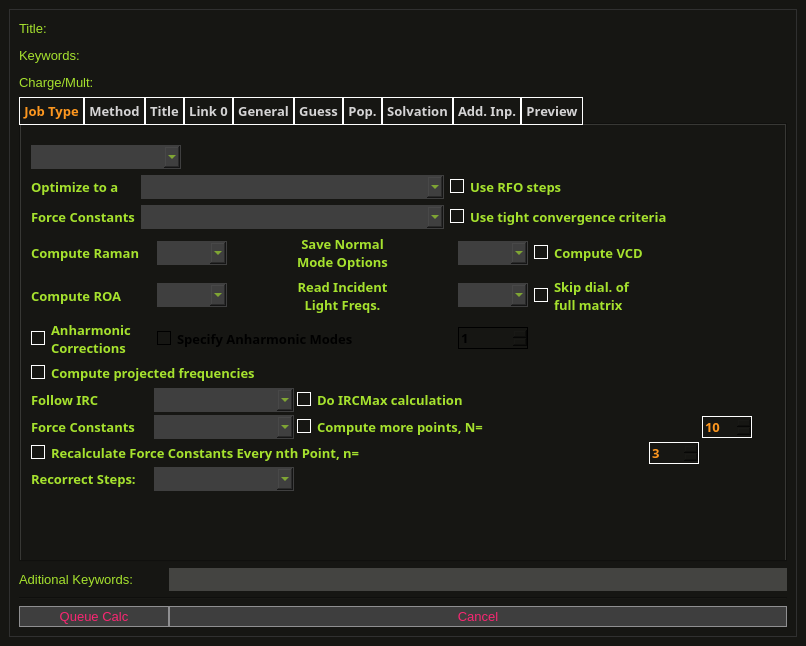
The window that Views/uiCalculationsWindow.ui (samuelvp360/SVP360CalculationController) describes before a commit, drawn with Qt 5.
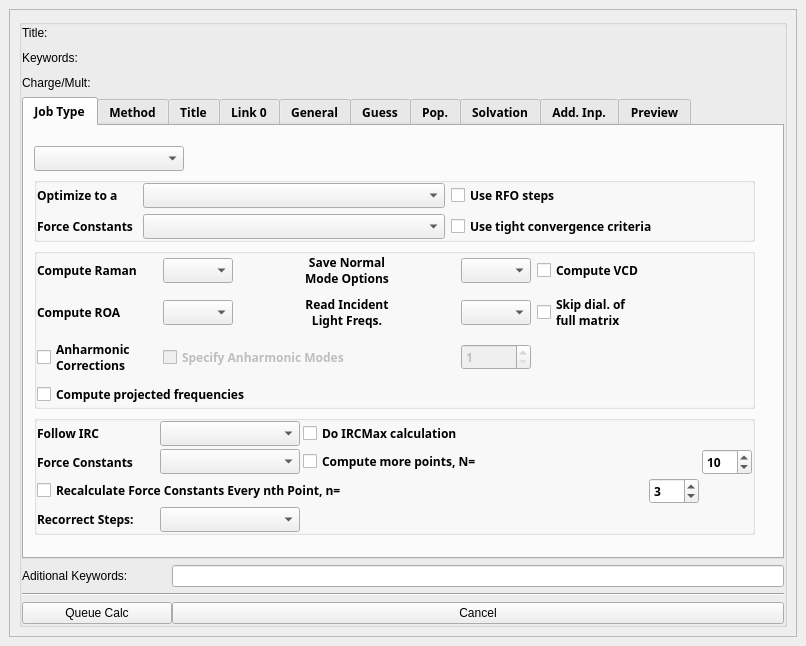
The same window after the commit.

Diff of the .ui file:
```diff
--- a/Views/uiCalculationsWindow.ui
+++ b/Views/uiCalculationsWindow.ui
@@ -22,263 +22,6 @@
   <property name="windowTitle">
    <string>Calculation Setup</string>
   </property>
-  <property name="styleSheet">
-   <string notr="true">/*QWidget */
-QWidget {
-	background-color: #161613;
-	font-family: &quot;Cascadia Code PL&quot;;
-	font-size: 13px;
-}
-
-/*QMenu*/
-QMenu {
-	color: #ffffff;
-	margin: 2px;
-}
-QMenu::item {
-	background-color: #3e3e3e;
-}
-QMenu::item:selected {
-	background-color: rgba(255, 255, 255, 100);
-}
-QMenu::separator {
-	background-color: #ffffff;
-	height: 1px;
-	margin-left: 10px;
-	margin-right: 5px;
-}
-
-/*QMenuBar*/
-QMenuBar {
-	color: #ffffff;
-	spacing: 3px; /* spacing between menu bar items */
-	padding: 3px;
-}
-QMenuBar::item {
-	padding: 1px 4px;
-	background-color: #3e3e3e;
-}
-QMenuBar::item:hover {
-	background: rgba(255, 255, 255, 50);
-} 
-
-/*QToolBar*/
-QToolBar {
-	spacing: 3px;
-}
-
-/*QToolButton*/
-QToolButton {
-	color: #ffffff;
-	padding: 6px;
-}
-QToolButton:hover {
-	color: rgba(255, 255, 255, 50);
-}
-QToolButton:disabled {
-	background-color: #d5d4d5;
-	color: #ffffff;
-}
-
-/*QTabWidget*/
-QTabBar:tab{
-	color: #d5d4d5;
-	border: 1px solid #ffffff;
-	padding: 4px;
-}
-QTabBar:tab::selected {
-	color: #FD971F;
-}
-
-/*QScrollArea */
-QScrollArea {
-	background-color: #3e3e3e
-}
-
-/*QLabel */
-QLabel {
-	color: #A6E22E;
-}
-
-/*QCheckBox*/
-QCheckBox {
-	color: #A6E22E;
-}
-QCheckBox::indicator {
-	border: 1px solid #ffffff;
-}
-QCheckBox::indicator:checked {
-	background: #FD971F;
-}
-QCheckBox::indicator:disabled {
-	border: 1px solid #000000;
-}
-QCheckBox::disabled {
-	color: #000000;
-}
-
- /*QGroupBox */
-QGroupBox {
-	border: none;
-	margin-top: 2.5ex; /* leave space at the top for the title */
-}
-QGroupBox::title {
-	subcontrol-origin: margin;
-	subcontrol-position: top center; /* position at the top center */
-	color: #8f8f91;
- }
-
-/*QPushButton*/
-QPushButton {
-	background-color: #3e3e3e;
-	color: #F92672;
-	border: 1px solid #8f8f91;
-	padding: 2px;
-}
-QPushButton:hover {
-	background-color: #E6DB74;
-	color: #F92672;
-}
-QPushButton:disabled {
-	background-color: #d5d4d5;
-	color: #ffffff;
-}
-
-/*QSpinBox*/
-QSpinBox {
-	border: 1px solid #ffffff;
-	color: #FD971F;
-}
-QSpinBox:disabled {
-	border: 1px solid #000000;
-	color: #000000;
-}
-QDoubleSpinBox {
-	border: 1px solid #ffffff;
-	color: #FD971F;
-}
-QDoubleSpinBox:disabled {
-	border: 1px solid #000000;
-	color: #000000;
-}
-
-/*QPlainTextEdit*/
-QPlainTextEdit {
-	color: #FD971F;
-	border: 1px solid #ffffff;
-}
-QPlainTextEdit:disabled {
-	color: #000000;
-	border: 1px solid #000000;
-}
-
-/*QComboBox*/
-QComboBox {
-	border: 1px solid #3f3f3f;
-	padding: 1px 18px 1px 3px;
-	color: #A6E22E;
-	background-color: #3f3f3f;
-}
-QComboBox:on { /* shift the text when the popup opens */
-	color: #F92672;
-	padding-top: 3px;
-	padding-left: 4px;
-	background-color: rgba(255, 255, 255, 50);
-}
-QComboBox:off { /* shift the text when the popup opens */
-	color: #A6E22E;
-	padding-top: 3px;
-	padding-left: 4px;
-	background-color: rgba(255, 255, 255, 50);
-}
-
-
-QComboBox QAbstractItemView {
-	border: 1px solid #3e3e3e;
-	background-color: #3e3e3e;
-	selection-background-color: rgba(255, 255, 255, 100);
-}
-QComboBox:off::disabled {
-    color: #000000;
-}
-
- /*QListView */
-QListView, QTableView {
-	color: #66D9EF;
-	background-color: rgba(45, 42, 46, 200);
-	alternate-background-color: #2d3336;
-	show-decoration-selected: 1; /* make the selection span the entire width of the view */
-}
-QListView::item:alternate, QTableView::item:alternate {
-	background-color: rgba(255, 255, 255, 30);
-}
-
-QListView::item:selected, QTableView::item:selected {
-	background: rgba(255, 255, 255, 50);
-}
-QListView::item:selected:!active, QTableView::item:selected:!active {
-	color: #fd971f;
-}
-QListView::item:selected:active, QTableView::item:selected:active {
-	color: #f92672;
-}
-QListView::item:hover, QTableView::item:hover {
-      background: rgba(255, 255, 255, 30);
-}
-
- /*QLineEdit */
-QLineEdit {
-	background-color: rgba(255, 255, 255, 50);
-	border-radius: 0px;
-	padding: 3px;
-	color: #ffffff;
-}
-QLineEdit::focus {
-	border: 1px solid #8f8f91;
-}
-
-/*QScrollBar*/
-QScrollBar {
-	background: rgba(0, 0, 0, 0);
-	height: 10px;
-}
-QScrollBar::handle:active {
-	background: rgba(255, 255, 255, 50);
-}
-QScrollBar::handle:!active {
-	background: rgba(0, 0, 0, 0);
-}
-QScrollBar::handle:pressed {
-	background: rgba(255, 255, 255, 80);
-}
-QScrollBar::right-arrow, QScrollBar::left-arrow {
-      border: none;
-      background: none;
-      color: none;
-}
-QScrollBar::add-line {
-      border: none;
-      background: none;
-}
-QScrollBar::sub-line {
-      border: none;
-      background: none;
-}
-
-/*QStatusBar*/
-QStatusBar {
-	color: #8f8f91;
-	border-top: #8f8f91;
-}
-
-/*QToolTip*/
-QToolTip {
-	background-color: #000000;
-	color: #ffffff;
-	border: 1px solid #ffffff;
-	padding: 3px;
-}</string>
-  </property>
   <widget class="QScrollArea" name="scrollArea">
    <property name="geometry">
     <rect>
@@ -375,7 +118,6 @@
           <property name="font">
            <font>
             <family>Cascadia Code PL</family>
-            <pointsize>-1</pointsize>
             <weight>75</weight>
             <bold>true</bold>
            </font>
@@ -1746,7 +1488,6 @@
             <property name="font">
              <font>
               <family>Cascadia Code PL</family>
-              <pointsize>-1</pointsize>
               <weight>75</weight>
               <bold>true</bold>
              </font>
@@ -1787,7 +1528,6 @@
             <property name="font">
              <font>
               <family>Cascadia Code PL</family>
-              <pointsize>-1</pointsize>
               <weight>75</weight>
               <bold>true</bold>
              </font>
@@ -1814,7 +1554,6 @@
             <property name="font">
              <font>
               <family>Cascadia Code PL</family>
-              <pointsize>-1</pointsize>
               <weight>75</weight>
               <bold>true</bold>
              </font>
```
